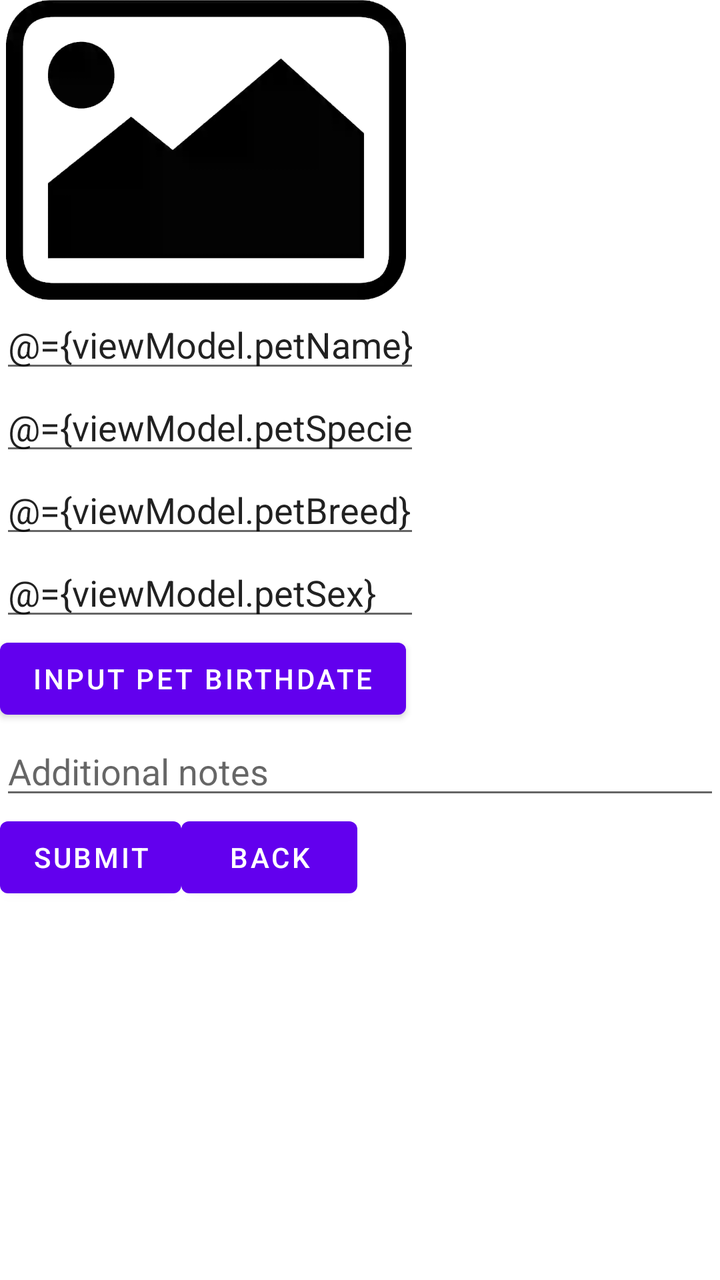
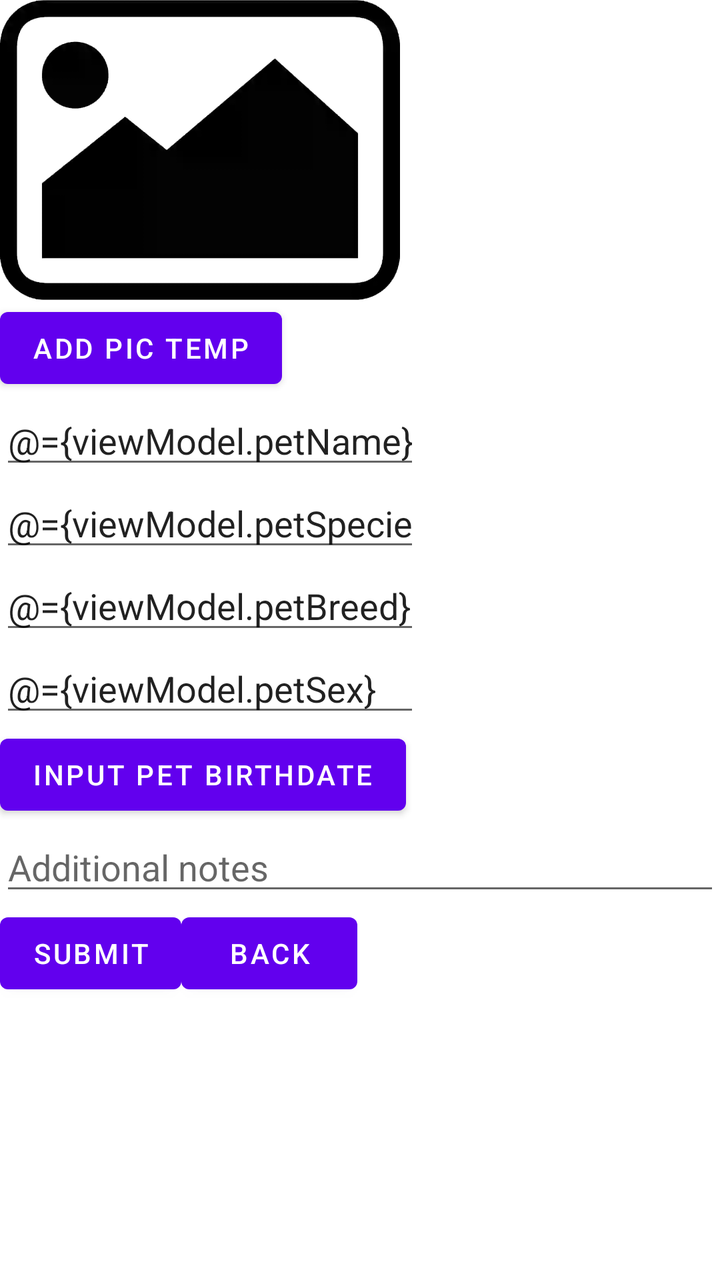

The first picture is an Android layout as it rendered before a commit; the second is the same layout after the commit. The layout source and the unified diff follow.
<!-- AndroidManifest.xml: application theme Theme.GuineaPigLog -->
<!-- res/layout/fragment_new_pet.xml -->
<?xml version="1.0" encoding="utf-8"?>
<layout
    xmlns:android="http://schemas.android.com/apk/res/android"
    xmlns:app="http://schemas.android.com/apk/res-auto"
    xmlns:tools="http://schemas.android.com/tools"
    tools:context=".NewPetFragment">
    <data>
        <variable
            name="viewModel"
            type="com.hfad.guineapiglog.NewPetViewModel" />
    </data>

    <ScrollView
        android:layout_width="match_parent"
        android:layout_height="match_parent"
        android:fillViewport="true">
        <LinearLayout
            android:layout_width="match_parent"
            android:layout_height="match_parent"
            android:orientation="vertical">

            <ImageView
                android:id="@+id/petPhoto"
                android:layout_width="wrap_content"
                android:layout_height="wrap_content"
                android:adjustViewBounds="true"
                android:maxWidth="200dp"
                android:scaleType="fitCenter"
                android:layout_marginLeft="3dp"
                app:srcCompat="@drawable/placeholder" />

            <EditText
                android:id="@+id/petName"
                android:layout_width="wrap_content"
                android:layout_height="wrap_content"
                android:ems="10"
                android:inputType="text"
                android:text="@={viewModel.petName}"
                android:hint="@string/pet_name_field"/>

            <EditText
                android:id="@+id/petSpecies"
                android:layout_width="wrap_content"
                android:layout_height="wrap_content"
                android:ems="10"
                android:inputType="text"
                android:text="@={viewModel.petSpecies}"
                android:hint="@string/pet_species_field"/>

            <EditText
                android:id="@+id/petBreed"
                android:layout_width="wrap_content"
                android:layout_height="wrap_content"
                android:ems="10"
                android:inputType="text"
                android:text="@={viewModel.petBreed}"
                android:hint="@string/pet_breed_field"/>

            <EditText
                android:id="@+id/petSex"
                android:layout_width="wrap_content"
                android:layout_height="wrap_content"
                android:ems="10"
                android:inputType="text"
                android:text="@={viewModel.petSex}"
                android:hint="@string/pet_sex_field"/>


            <Button
                android:id="@+id/inputDOBButton"
                android:layout_width="wrap_content"
                android:layout_height="wrap_content"
                android:text="@string/input_pet_dob" />

            <EditText
                android:id="@+id/additionalNotes"
                android:layout_width="match_parent"
                android:layout_height="wrap_content"
                android:ems="10"
                android:inputType="text"
                android:hint="@string/pet_additional_notes"/>

            <LinearLayout
                android:layout_width="match_parent"
                android:layout_height="wrap_content"
                android:orientation="horizontal">

                <Button
                    android:id="@+id/submit"
                    android:layout_width="wrap_content"
                    android:layout_height="wrap_content"
                    android:text="@string/submit"
                    android:onClick="@{() -> viewModel.addPet()}"/>

                <Button
                    android:id="@+id/back"
                    android:layout_width="wrap_content"
                    android:layout_height="wrap_content"
                    android:text="@string/back" />
            </LinearLayout>
        </LinearLayout>
    </ScrollView>
</layout>
<!-- resources referenced by this layout -->
<resources>
  <!-- drawable placeholder: webp bitmap (drawable, 5256 bytes) -->
  <string name="back">Back</string>
  <string name="input_pet_dob">Input pet birthdate</string>
  <string name="pet_additional_notes">Additional notes</string>
  <string name="pet_breed_field">Write pet breed here</string>
  <string name="pet_name_field">Write pet name here</string>
  <string name="pet_sex_field">Put pet sex here</string>
  <string name="pet_species_field">Write pet species here</string>
  <string name="submit">Submit</string>
  <style name="Theme.GuineaPigLog" parent="Theme.MaterialComponents.DayNight.DarkActionBar">
          
          <item name="colorPrimary">@color/purple_500</item>
          <item name="colorPrimaryVariant">@color/purple_700</item>
          <item name="colorOnPrimary">@color/white</item>
          
          <item name="colorSecondary">@color/teal_200</item>
          <item name="colorSecondaryVariant">@color/teal_700</item>
          <item name="colorOnSecondary">@color/black</item>
          
          <item name="android:statusBarColor" tools:targetApi="l">?attr/colorPrimaryVariant</item>
          
      </style>
  <color name="purple_500">#FF6200EE</color>
  <color name="purple_700">#FF3700B3</color>
  <color name="white">#FFFFFFFF</color>
  <color name="teal_200">#FF03DAC5</color>
  <color name="teal_700">#FF018786</color>
  <color name="black">#FF000000</color>
</resources>

<!-- the commit's change to res/layout/fragment_new_pet.xml (unified diff, before → after) -->
@@ -26,8 +26,13 @@
                 android:adjustViewBounds="true"
                 android:maxWidth="200dp"
                 android:scaleType="fitCenter"
-                android:layout_marginLeft="3dp"
                 app:srcCompat="@drawable/placeholder" />
+
+            <Button
+                android:id="@+id/addPicButton"
+                android:layout_width="wrap_content"
+                android:layout_height="wrap_content"
+                android:text="ADD PIC TEMP"/>
 
             <EditText
                 android:id="@+id/petName"
